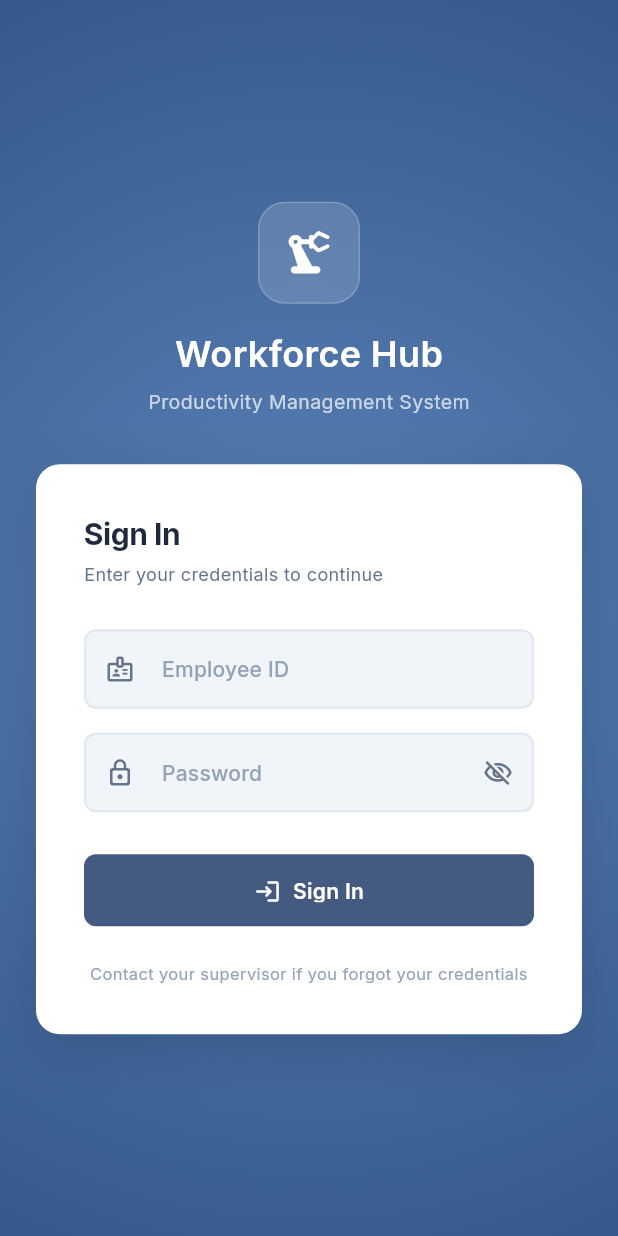
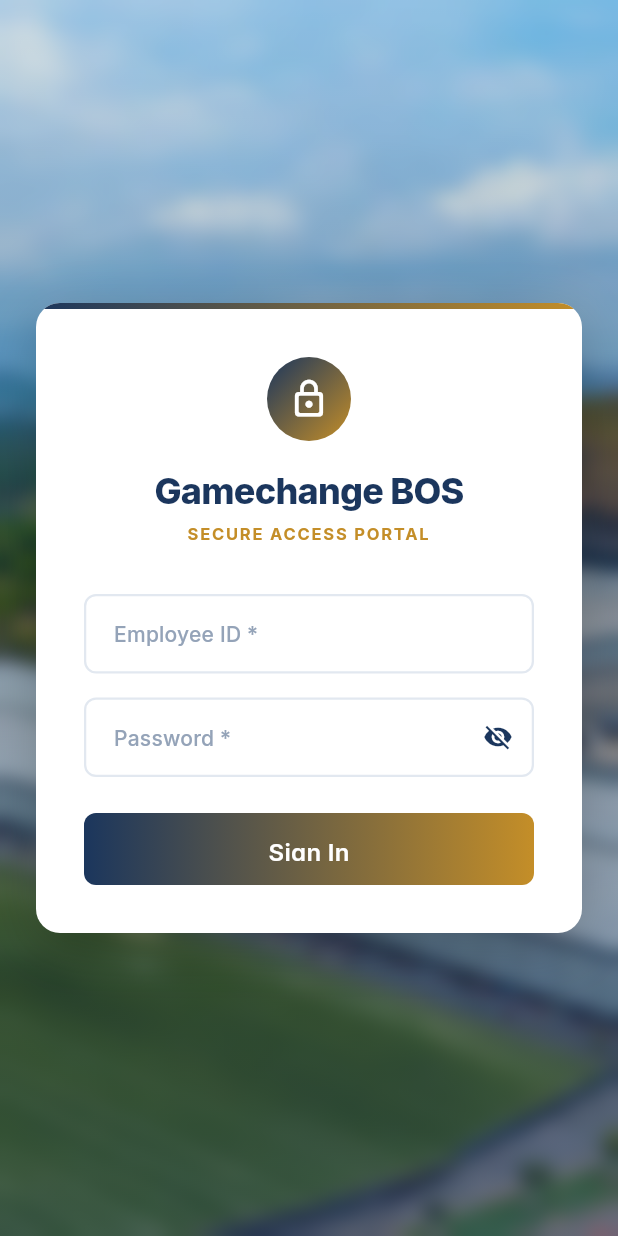
Before and after one commit to saloni116/gamechange-workforce-management, a Flutter app: the screen it shows after launch, on a phone screen of 412 x 824 dp. Run offline on Flutter 3.47's test engine with Material 3 defaults, Android fonts, the phone set to English and light mode, and no system bars; our stand-ins replace dio, fl_chart, flutter_riverpod, go_router, google_fonts, hive_flutter; accounts and stored records are empty.

Commit message:
Improvised user side UI(login page)

```diff
--- a/flutter_app/lib/features/auth/presentation/login_screen.dart
+++ b/flutter_app/lib/features/auth/presentation/login_screen.dart
@@ -1,3 +1,4 @@
+import 'dart:ui';
 import 'package:flutter/material.dart';
 import 'package:flutter/services.dart';
 import 'package:flutter_riverpod/flutter_riverpod.dart';
@@ -78,23 +79,34 @@ class _LoginScreenState extends ConsumerState<LoginScreen>
     final size = MediaQuery.of(context).size;
 
     return Scaffold(
-      body: AnnotatedRegion<SystemUiOverlayStyle>(
-        value: SystemUiOverlayStyle.light,
+      body: Stack(
+        children: [
+          // Background Image
+          Positioned.fill(
+            child: Image.asset(
+              'assets/images/facility_aerial.jpg',
+              fit: BoxFit.cover,
+            ),
+          ),
+          // Subtle Blur and Gradient Overlay for an impressive aesthetic
+          Positioned.fill(
+            child: BackdropFilter(
+              filter: ImageFilter.blur(sigmaX: 6.0, sigmaY: 6.0),
               child: Container(
-          width: double.infinity,
-          height: double.infinity,
-          // Background matches the aesthetic radial gradient from the mockup
-          decoration: const BoxDecoration(
-            gradient: RadialGradient(
-              center: Alignment.center,
-              radius: 1.5,
+                decoration: BoxDecoration(
+                  gradient: LinearGradient(
+                    begin: Alignment.topCenter,
+                    end: Alignment.bottomCenter,
                     colors: [
-                Color(0xFF5B83B8), // Lighter center
-                Color(0xFF284A7E), // Darker edges
+                      Colors.black.withOpacity(0.1),
+                      const Color(0xFF1B365D).withOpacity(0.5), // Elegant dark blue tint
                     ],
                   ),
                 ),
-          child: SafeArea(
+              ),
+            ),
+          ),
+          SafeArea(
             child: Center(
               child: SingleChildScrollView(
                 padding: const EdgeInsets.symmetric(horizontal: 24),
@@ -104,93 +116,90 @@ class _LoginScreenState extends ConsumerState<LoginScreen>
                     position: _slideAnimation,
                     child: ConstrainedBox(
                       constraints: BoxConstraints(
-                        maxWidth: size.width > 500 ? 440 : double.infinity,
+                        maxWidth: size.width > 500 ? 400 : double.infinity,
                       ),
+                      child: Container(
+                        decoration: BoxDecoration(
+                          color: Colors.white,
+                          borderRadius: BorderRadius.circular(16),
+                          boxShadow: [
+                            BoxShadow(
+                              color: Colors.black.withOpacity(0.2),
+                              blurRadius: 32,
+                              offset: const Offset(0, 10),
+                            ),
+                          ],
+                        ),
+                        child: ClipRRect(
+                          borderRadius: BorderRadius.circular(16),
                           child: Column(
-                        mainAxisAlignment: MainAxisAlignment.center,
+                            mainAxisSize: MainAxisSize.min,
                             children: [
-                          // ── Logo Icon ─────────────────────────────────────
+                              // Top Gradient Bar
                               Container(
-                            width: 68,
-                            height: 68,
-                            decoration: BoxDecoration(
-                              color: Colors.white.withOpacity(0.15),
-                              borderRadius: BorderRadius.circular(18),
-                              border: Border.all(
-                                color: Colors.white.withOpacity(0.2),
-                                width: 1,
+                                height: 4,
+                                decoration: const BoxDecoration(
+                                  gradient: LinearGradient(
+                                    colors: [Color(0xFF1B365D), Color(0xFFC48E28)],
+                                    begin: Alignment.centerLeft,
+                                    end: Alignment.centerRight,
                                   ),
                                 ),
-                            child: const Center(
-                              child: Icon(
-                                Icons.precision_manufacturing_rounded,
-                                size: 36,
+                              ),
+                              Padding(
+                                padding: const EdgeInsets.all(32),
+                                child: Form(
+                                  key: _formKey,
+                                  child: Column(
+                                    crossAxisAlignment: CrossAxisAlignment.stretch,
+                                    children: [
+                                      // Lock Icon
+                                      Center(
+                                        child: Container(
+                                          width: 56,
+                                          height: 56,
+                                          decoration: const BoxDecoration(
+                                            shape: BoxShape.circle,
+                                            gradient: LinearGradient(
+                                              begin: Alignment.topLeft,
+                                              end: Alignment.bottomRight,
+                                              colors: [Color(0xFF1B365D), Color(0xFFC48E28)],
+                                            ),
+                                          ),
+                                          child: const Icon(
+                                            Icons.lock_outline_rounded,
                                             color: Colors.white,
+                                            size: 28,
                                           ),
                                         ),
                                       ),
                                       const SizedBox(height: 16),
 
-                          // ── Title ───────────────────────────────────────
+                                      // Title
                                       Text(
-                            'Workforce Hub',
+                                        'Gamechange BOS',
+                                        textAlign: TextAlign.center,
                                         style: GoogleFonts.inter(
                                           fontSize: 24,
-                              fontWeight: FontWeight.w600,
-                              color: Colors.white,
+                                          fontWeight: FontWeight.w800,
+                                          color: const Color(0xFF1B365D),
+                                          letterSpacing: -0.5,
                                         ),
                                       ),
-                          const SizedBox(height: 6),
+                                      const SizedBox(height: 4),
                                       Text(
-                            'Productivity Management System',
+                                        'SECURE ACCESS PORTAL',
+                                        textAlign: TextAlign.center,
                                         style: GoogleFonts.inter(
-                              fontSize: 13,
-                              fontWeight: FontWeight.w400,
-                              color: Colors.white70,
+                                          fontSize: 11,
+                                          fontWeight: FontWeight.w700,
+                                          color: const Color(0xFFC48E28),
+                                          letterSpacing: 1.2,
                                         ),
                                       ),
                                       const SizedBox(height: 32),
 
-                          // ── Login Card ──────────────────────────────────
-                          Container(
-                            padding: const EdgeInsets.all(32),
-                            decoration: BoxDecoration(
-                              color: Colors.white,
-                              borderRadius: BorderRadius.circular(16),
-                              boxShadow: [
-                                BoxShadow(
-                                  color: Colors.black.withOpacity(0.15),
-                                  blurRadius: 32,
-                                  offset: const Offset(0, 10),
-                                ),
-                              ],
-                            ),
-                            child: Form(
-                              key: _formKey,
-                              child: Column(
-                                crossAxisAlignment: CrossAxisAlignment.stretch,
-                                children: [
-                                  Text(
-                                    'Sign In',
-                                    style: GoogleFonts.inter(
-                                      fontSize: 20,
-                                      fontWeight: FontWeight.w700,
-                                      color: const Color(0xFF1E293B),
-                                      letterSpacing: -0.3,
-                                    ),
-                                  ),
-                                  const SizedBox(height: 4),
-                                  Text(
-                                    'Enter your credentials to continue',
-                                    style: GoogleFonts.inter(
-                                      fontSize: 12,
-                                      fontWeight: FontWeight.w400,
-                                      color: const Color(0xFF64748B),
-                                    ),
-                                  ),
-                                  const SizedBox(height: 28),
-
-                                  // ── Employee ID ──────────────────────────
+                                      // Employee ID
                                       TextFormField(
                                         controller: _employeeIdController,
                                         focusNode: _employeeIdFocus,
@@ -206,8 +215,7 @@ class _LoginScreenState extends ConsumerState<LoginScreen>
                                           color: const Color(0xFF1E293B),
                                         ),
                                         decoration: _inputDecoration(
-                                      hintText: 'Employee ID',
-                                      icon: Icons.badge_outlined,
+                                          hintText: 'Employee ID *',
                                         ),
                                         validator: (value) {
                                           if (value == null || value.trim().isEmpty) {
@@ -225,7 +233,7 @@ class _LoginScreenState extends ConsumerState<LoginScreen>
                                       ),
                                       const SizedBox(height: 16),
 
-                                  // ── Password ─────────────────────────────
+                                      // Password
                                       TextFormField(
                                         controller: _passwordController,
                                         focusNode: _passwordFocus,
@@ -237,14 +245,13 @@ class _LoginScreenState extends ConsumerState<LoginScreen>
                                           color: const Color(0xFF1E293B),
                                         ),
                                         decoration: _inputDecoration(
-                                      hintText: 'Password',
-                                      icon: Icons.lock_outline_rounded,
+                                          hintText: 'Password *',
                                           suffixIcon: IconButton(
                                             icon: Icon(
                                               _obscurePassword
-                                              ? Icons.visibility_off_outlined
-                                              : Icons.visibility_outlined,
-                                          color: const Color(0xFF64748B),
+                                                  ? Icons.visibility_off
+                                                  : Icons.visibility,
+                                              color: const Color(0xFF1B365D),
                                               size: 20,
                                             ),
                                             onPressed: () {
@@ -264,9 +271,9 @@ class _LoginScreenState extends ConsumerState<LoginScreen>
                                         },
                                         onFieldSubmitted: (_) => _handleLogin(),
                                       ),
-                                  const SizedBox(height: 28),
+                                      const SizedBox(height: 24),
 
-                                  // ── Error Banner ─────────────────────────
+                                      // Error Banner
                                       if (authState.errorMessage != null) ...[
                                         Container(
                                           padding: const EdgeInsets.symmetric(
@@ -299,16 +306,24 @@ class _LoginScreenState extends ConsumerState<LoginScreen>
                                         const SizedBox(height: 16),
                                       ],
 
-                                  // ── Sign In Button ───────────────────────
-                                  SizedBox(
+                                      // Sign In Button
+                                      Container(
                                         height: 48,
+                                        decoration: BoxDecoration(
+                                          borderRadius: BorderRadius.circular(8),
+                                          gradient: const LinearGradient(
+                                            colors: [Color(0xFF1B365D), Color(0xFFC48E28)],
+                                            begin: Alignment.centerLeft,
+                                            end: Alignment.centerRight,
+                                          ),
+                                        ),
                                         child: ElevatedButton(
                                           onPressed:
                                               authState.isLoading ? null : _handleLogin,
                                           style: ElevatedButton.styleFrom(
-                                        backgroundColor: const Color(0xFF455A81), // Solid slate blue
+                                            backgroundColor: Colors.transparent,
+                                            shadowColor: Colors.transparent,
                                             foregroundColor: Colors.white,
-                                        elevation: 0,
                                             shape: RoundedRectangleBorder(
                                               borderRadius: BorderRadius.circular(8),
                                             ),
@@ -322,34 +337,12 @@ class _LoginScreenState extends ConsumerState<LoginScreen>
                                                     color: Colors.white,
                                                   ),
                                                 )
-                                          : Row(
-                                              mainAxisAlignment:
-                                                  MainAxisAlignment.center,
-                                              children: [
-                                                const Icon(Icons.login_rounded,
-                                                    size: 18),
-                                                const SizedBox(width: 8),
-                                                Text(
+                                              : Text(
                                                   'Sign In',
                                                   style: GoogleFonts.inter(
-                                                    fontSize: 14,
+                                                    fontSize: 16,
                                                     fontWeight: FontWeight.w600,
                                                   ),
-                                                ),
-                                              ],
-                                            ),
-                                    ),
-                                  ),
-                                  const SizedBox(height: 24),
-
-                                  // ── Footer Hint ──────────────────────────
-                                  Center(
-                                    child: Text(
-                                      'Contact your supervisor if you forgot your credentials',
-                                      textAlign: TextAlign.center,
-                                      style: GoogleFonts.inter(
-                                        fontSize: 11,
-                                        color: const Color(0xFF94A3B8), // Light slate
                                                 ),
                                         ),
                                       ),
@@ -367,13 +360,14 @@ class _LoginScreenState extends ConsumerState<LoginScreen>
               ),
             ),
           ),
+        ],
+      ),
     );
   }
 
   // ─── Input Decoration Helper ────────────────────────────────────────────
   InputDecoration _inputDecoration({
     required String hintText,
-    required IconData icon,
     Widget? suffixIcon,
   }) {
     return InputDecoration(
@@ -381,14 +375,12 @@ class _LoginScreenState extends ConsumerState<LoginScreen>
       hintStyle: GoogleFonts.inter(
         fontSize: 14,
         color: const Color(0xFF94A3B8),
-      ),
-      prefixIcon: Icon(
-        icon,
-        color: const Color(0xFF64748B),
-        size: 20,
+        fontWeight: FontWeight.w500,
       ),
       suffixIcon: suffixIcon,
       contentPadding: const EdgeInsets.symmetric(horizontal: 16, vertical: 16),
+      filled: true,
+      fillColor: Colors.white,
       border: OutlineInputBorder(
         borderRadius: BorderRadius.circular(8),
         borderSide: const BorderSide(color: Color(0xFFE2E8F0), width: 1.5),
@@ -399,7 +391,7 @@ class _LoginScreenState extends ConsumerState<LoginScreen>
       ),
       focusedBorder: OutlineInputBorder(
         borderRadius: BorderRadius.circular(8),
-        borderSide: const BorderSide(color: Color(0xFF455A81), width: 2),
+        borderSide: const BorderSide(color: Color(0xFF1B365D), width: 2),
       ),
       errorBorder: OutlineInputBorder(
         borderRadius: BorderRadius.circular(8),
```
Lines whose indentation alone changed are shown as unchanged.
